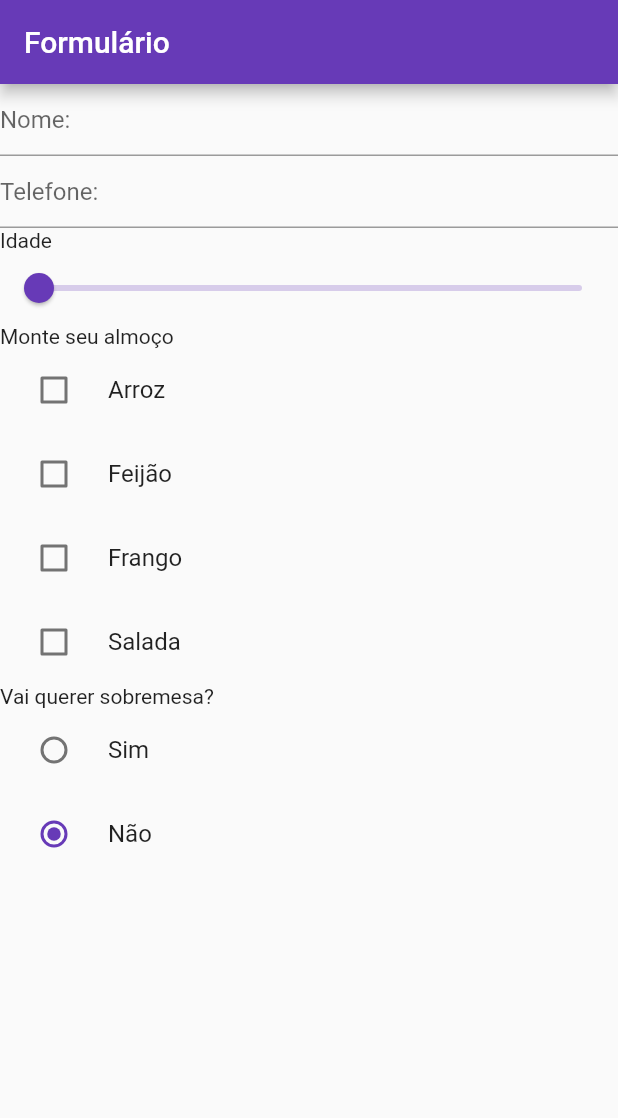
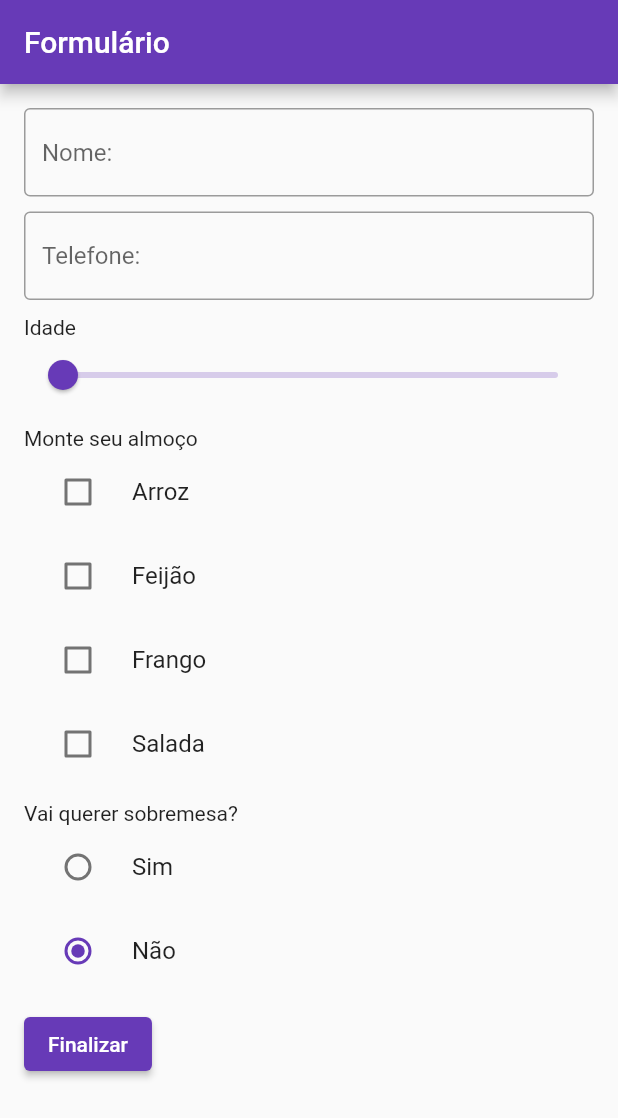
Before and after one commit to GomesLuan/formulario, a Flutter app: the screen it shows after launch, on a phone screen of 412 x 824 dp. Shown: the top 1118 px of the screen. Run offline on Flutter 3.47's test engine with Material 2 defaults, Android fonts, the phone set to English and light mode, and no system bars.

Commit message:
Botão de finalizar formulário e formatações

```diff
--- a/lib/main.dart
+++ b/lib/main.dart
@@ -37,11 +37,15 @@ class MyFormWidgetState extends State<MyFormWidget> {
   Widget build(BuildContext context) {
     return Form(
       key: formKey,
-      child: Column(
+      child: SingleChildScrollView(
+        child: Container(
+          padding: EdgeInsets.all(16.0),
+          child:Column(
             crossAxisAlignment: CrossAxisAlignment.start,
             children: [
               TextFormField(
                 decoration: const InputDecoration(
+                  border: OutlineInputBorder(),
                   hintText: 'Nome:',
                 ),
                 validator: (value) {
@@ -51,8 +55,10 @@ class MyFormWidgetState extends State<MyFormWidget> {
                   return null;
                 }
               ),
+              SizedBox(height: 10),
               TextFormField(
                 decoration: const InputDecoration(
+                  border: OutlineInputBorder(),
                   hintText: 'Telefone:',
                 ),
                 validator: (value) {
@@ -62,6 +68,7 @@ class MyFormWidgetState extends State<MyFormWidget> {
                   return null;
                 }
               ),
+              SizedBox(height: 10),
               Text('Idade'),
               Slider(
                 value: currentSliderValue,
@@ -75,6 +82,7 @@ class MyFormWidgetState extends State<MyFormWidget> {
                   });
                 },
               ),
+              SizedBox(height: 10),
               Text('Monte seu almoço'),
               CheckboxListTile(
                 title: Text('Arroz'),
@@ -116,6 +124,7 @@ class MyFormWidgetState extends State<MyFormWidget> {
                 },
                 controlAffinity: ListTileControlAffinity.leading,
               ),
+              SizedBox(height: 10),
               Text('Vai querer sobremesa?'),
               RadioListTile(
                 title: Text('Sim'),
@@ -136,8 +145,21 @@ class MyFormWidgetState extends State<MyFormWidget> {
                     radioBoxGroup = value;
                   });
                 },
+              ),
+              SizedBox(height: 10),
+              ElevatedButton(
+                onPressed: () {
+                  if (formKey.currentState!.validate()) {
+                    ScaffoldMessenger.of(context).showSnackBar(
+                      const SnackBar(content: Text('Processando dados')),
+                    );
+                  }
+                },
+                child: const Text('Finalizar'),
+              ),
+            ],
           )
-        ],
+        )
       )
     );
   }
```
Lines whose indentation alone changed are shown as unchanged.
